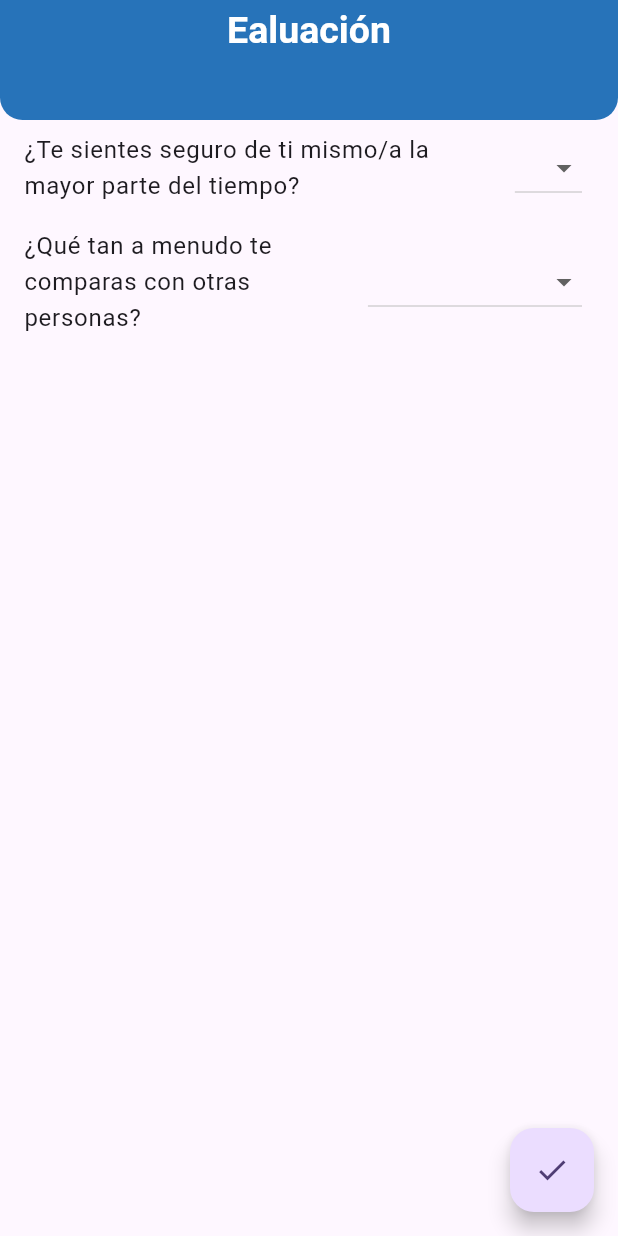
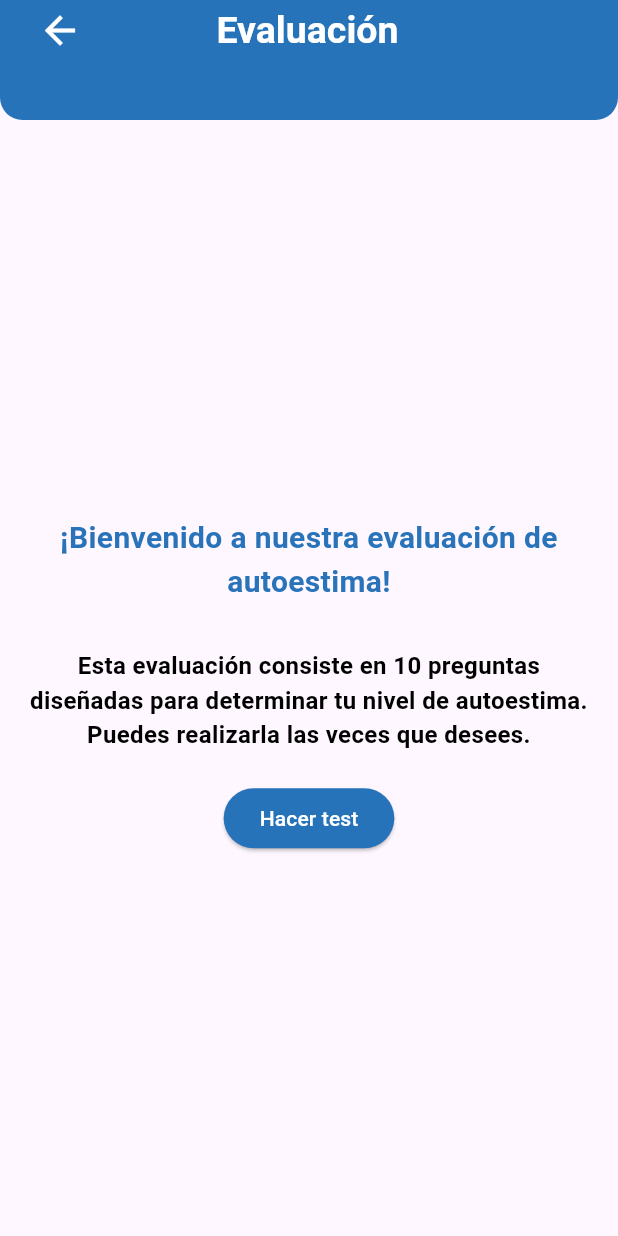
Before and after one commit to Anthony-2003/SelfRise, a Flutter app: the EvaluationScreen screen opened directly, on a phone screen of 412 x 824 dp. Run offline on Flutter 3.47's test engine with Material 3 defaults, Android fonts, the light colour scheme and no system bars; our stand-ins replace awesome_dialog, cached_network_image, cloud_firestore, confetti, curved_navigation_bar, date_picker_timeline and 21 more; missing offline and left inert: map_location_picker, material_dialogs; accounts and stored records are empty.

Commit message:
pantalla evaluacion agregada

```diff
--- a/lib/Design/evaluaciones/evaluacion_screen.dart
+++ b/lib/Design/evaluaciones/evaluacion_screen.dart
@@ -1,4 +1,6 @@
-  import 'package:flutter/material.dart';
+import 'package:flutter/material.dart';
+import 'package:flutter_proyecto_final/Colors/colors.dart';
+import 'package:flutter_proyecto_final/Design/evaluaciones/elationPage.dart';
 import 'package:flutter_proyecto_final/components/app_bart.dart';
 
 class EvaluationScreen extends StatefulWidget {
@@ -7,20 +9,6 @@ class EvaluationScreen extends StatefulWidget {
 }
 
 class _EvaluationScreenState extends State<EvaluationScreen> {
-  List<Question> questions = [
-    Question(
-      statement: "¿Te sientes seguro de ti mismo/a la mayor parte del tiempo?",
-      options: ["Sí", "No"],
-    ),
-    Question(
-      statement: "¿Qué tan a menudo te comparas con otras personas?",
-      options: ["Nunca", "A veces", "Frecuentemente"],
-    ),
-    // Agrega más preguntas según sea necesario
-  ];
-
-  Map<int, int> answers = {};
-
   @override
   Widget build(BuildContext context) {
     return Scaffold(
@@ -37,77 +25,55 @@ class _EvaluationScreenState extends State<EvaluationScreen> {
           ),
           child: Center(
             child: CustomAppBar(
-              titleText: "Ealuación",
+              titleText: "Evaluación",
+              showBackButton: true,
             ),
           ),
         ),
       ),
-      body: ListView.builder(
-        itemCount: questions.length,
-        itemBuilder: (context, index) {
-          return ListTile(
-            title: Text(questions[index].statement),
-            trailing: DropdownButton<String>(
-              value: answers[index]?.toString(),
-              onChanged: (String? newValue) {
-                setState(() {
-                  answers[index] = int.parse(newValue!);
-                });
+      body: Center(
+        child: Column(
+          mainAxisAlignment: MainAxisAlignment.center,
+          children: [
+            Padding(
+              padding: const EdgeInsets.all(10.0),
+              child: Text(
+                '¡Bienvenido a nuestra evaluación de autoestima!',
+                textAlign: TextAlign.center,
+                style: TextStyle(
+                  fontSize: 20,
+                  fontWeight: FontWeight.bold,
+                  color: AppColors.textColor,
+                ),
+              ),
+            ),
+            Padding(
+              padding: const EdgeInsets.all(20.0),
+              child: Text(
+                'Esta evaluación consiste en 10 preguntas diseñadas para determinar tu nivel de autoestima. Puedes realizarla las veces que desees.',
+                textAlign: TextAlign.center,
+                style: TextStyle(
+                    fontSize: 16.0,
+                    color: Colors.black,
+                    fontWeight: FontWeight.bold),
+              ),
+            ),
+            ElevatedButton(
+              onPressed: () {
+                Navigator.push(
+                  context,
+                  MaterialPageRoute(builder: (context) => EvaluationPage()),
+                );
               },
-              items: questions[index]
-                  .options
-                  .asMap()
-                  .entries
-                  .map<DropdownMenuItem<String>>(
-                    (MapEntry<int, String> entry) {
-                  return DropdownMenuItem<String>(
-                    value: entry.key.toString(),
-                    child: Text(entry.value),
-                  );
-                }).toList(),
+              style: ElevatedButton.styleFrom(
+                foregroundColor: Colors.white,
+                backgroundColor: Color(0xFF2773B9),
+              ),
+              child: Text('Hacer test', style: TextStyle(color: Colors.white)),
             ),
-          );
-        },
-      ),
-      floatingActionButton: FloatingActionButton(
-        onPressed: () {
-          // Calcula el puntaje total
-          int totalScore = 0;
-          answers.forEach((index, answer) {
-            totalScore += answer;
-          });
-
-          // Aquí puedes agregar lógica para determinar el mensaje basado en el puntaje total
-          String message = "¡Tu autoestima es alta!";
-          if (totalScore < 5) {
-            message = "Podrías trabajar en mejorar tu autoestima.";
-          } else if (totalScore < 8) {
-            message = "Tu autoestima está en un punto intermedio.";
-          }
-
-          // Muestra el diálogo con el mensaje
-          showDialog(
-            context: context,
-            builder: (BuildContext context) {
-              return AlertDialog(
-                title: Text("Resultado de la Evaluación"),
-                content: Text(message),
-                actions: <Widget>[
-
-                ],
-              );
-            },
-          );
-        },
-        child: Icon(Icons.check),
+          ],
+        ),
       ),
     );
   }
 }
-
-class Question {
-  final String statement;
-  final List<String> options;
-
-  Question({required this.statement, required this.options});
-}
--- a/lib/components/app_bart.dart
+++ b/lib/components/app_bart.dart
@@ -26,6 +26,8 @@ class CustomAppBar extends StatelessWidget {
     "Licencias": 50,
     "Acerca de nosotros": 50,
     "Términos y condiciones": 50,
+    "Evaluación": 50,
+    "Evaluación de autoestima":40
   };
 
   @override
```
Also changed, not shown: lib/Design/evaluaciones/elationPage.dart (added, +187 -0 lines), lib/Design/evaluaciones/question_page.dart (added, +76 -0 lines).
